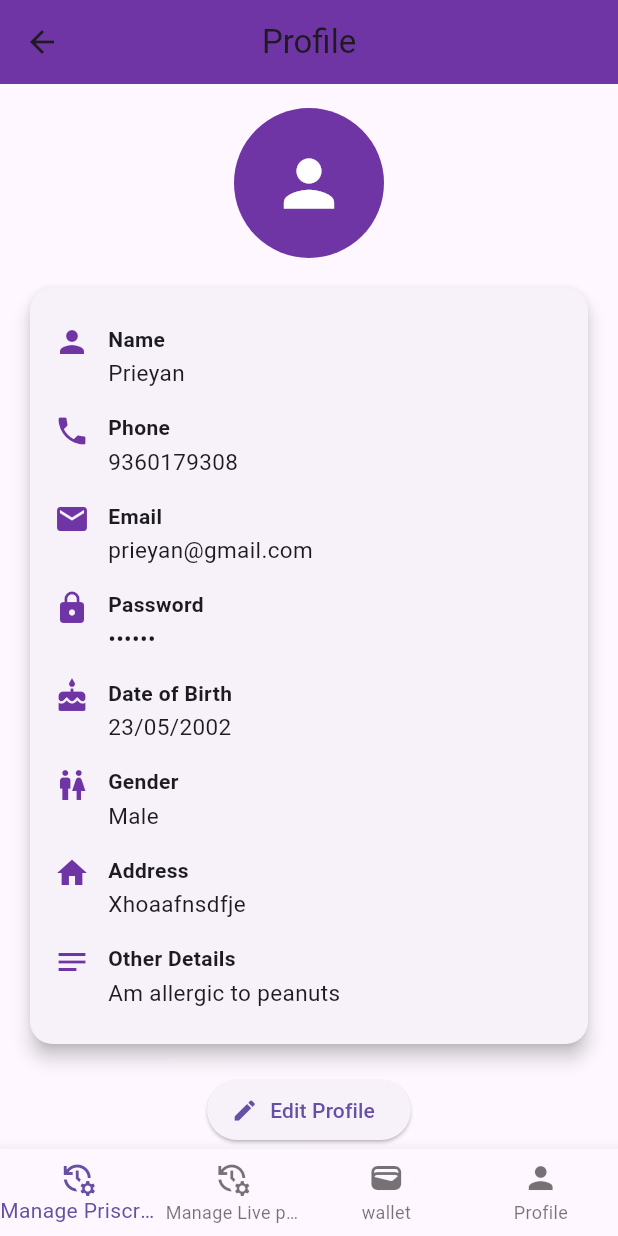
After one commit to Madan94/binorix_patient, a Flutter app: the MainScreen screen opened directly, on a phone screen of 412 x 824 dp. The commit adds this screen. Run offline on Flutter 3.47's test engine with Material 3 defaults, Android fonts, the phone set to English and light mode, and no system bars; our stand-ins replace flutter_secure_storage, flutter_svg, jwt_decoder; accounts and stored records are empty.

Commit message:
Add JWT authentication support and enhance profile management features

```diff
--- /dev/null
+++ b/lib/BottomNavigationBar/bottomnavigationbar.dart
@@ -0,0 +1,56 @@
+import 'package:flutter/material.dart';
+// import 'screens/home_screen.dart';
+// import 'screens/search_screen.dart';
+// import 'screens/notifications_screen.dart';
+import '../../Profile/profile_screen.dart';
+
+class MainScreen extends StatefulWidget {
+  const MainScreen({Key? key}) : super(key: key);
+
+  @override
+  State<MainScreen> createState() => _MainScreenState();
+}
+
+class _MainScreenState extends State<MainScreen> {
+  int _currentIndex = 0;
+
+  final List<Widget> _pages = [
+    ProfileScreen(),
+    // SearchScreen(),
+    // NotificationsScreen(),
+  ];
+
+  @override
+  Widget build(BuildContext context) {
+    return Scaffold(
+      body: _pages[_currentIndex],
+      bottomNavigationBar: BottomNavigationBar(
+        type: BottomNavigationBarType.fixed,
+        currentIndex: _currentIndex,
+        onTap: (index) {
+          setState(() {
+            _currentIndex = index;
+          });
+        },
+        items: const [
+          BottomNavigationBarItem(
+            icon: Icon(Icons.manage_history_outlined),
+            label: "Manage Priscription",
+          ),
+          BottomNavigationBarItem(
+            icon: Icon(Icons.manage_history_outlined),
+            label: "Manage Live priscription",
+          ),
+          BottomNavigationBarItem(
+            icon: Icon(Icons.wallet),
+            label: "wallet",
+          ),
+          BottomNavigationBarItem(
+            icon: Icon(Icons.person),
+            label: "Profile",
+          ),
+        ],
+      ),
+    );
+  }
+}
--- a/lib/Login/login_screen.dart
+++ b/lib/Login/login_screen.dart
@@ -5,7 +5,6 @@ import '../../responsive.dart';
 import '../../components/background.dart';
 import 'components/login_form.dart';
 import 'components/login_screen_top_image.dart';
-
 class LoginScreen extends StatelessWidget {
   const LoginScreen({Key? key}) : super(key: key);
 
--- /dev/null
+++ b/lib/Profile/components/profile_avatar.dart
@@ -0,0 +1,15 @@
+import 'package:flutter/material.dart';
+import '../../../../constants.dart';
+
+class ProfileAvatar extends StatelessWidget {
+  const ProfileAvatar({super.key});
+
+  @override
+  Widget build(BuildContext context) {
+    return CircleAvatar(
+      radius: 50,
+      backgroundColor: kPrimaryColor,
+      child: const Icon(Icons.person, size: 50, color: Colors.white),
+    );
+  }
+}
--- /dev/null
+++ b/lib/Profile/components/profile_info_card.dart
@@ -0,0 +1,35 @@
+import 'package:flutter/material.dart';
+import '../../../../constants.dart';
+import 'profile_info_row.dart';
+
+class ProfileInfoCard extends StatelessWidget {
+  final Map<String, dynamic> userData;
+
+  const ProfileInfoCard({super.key, required this.userData});
+
+  @override
+  Widget build(BuildContext context) {
+    return Card(
+      elevation: 5,
+      shape: RoundedRectangleBorder(
+        borderRadius: BorderRadius.circular(15),
+      ),
+      child: Padding(
+        padding: const EdgeInsets.all(defaultPadding),
+        child: Column(
+          crossAxisAlignment: CrossAxisAlignment.start,
+          children: [
+            ProfileInfoRow(icon: Icons.person, title: "Name", value: userData["name"]),
+            ProfileInfoRow(icon: Icons.phone, title: "Phone", value: userData["PhoneNumber"]),
+            ProfileInfoRow(icon: Icons.email, title: "Email", value: userData["email"]),
+            ProfileInfoRow(icon: Icons.lock, title: "Password", value: "••••••"),
+            ProfileInfoRow(icon: Icons.cake, title: "Date of Birth", value: userData["dob"]),
+            ProfileInfoRow(icon: Icons.wc, title: "Gender", value: userData["gender"]),
+            ProfileInfoRow(icon: Icons.home, title: "Address", value: userData["address"]),
+            ProfileInfoRow(icon: Icons.notes, title: "Other Details", value: userData["otherDetails"]),
+          ],
+        ),
+      ),
+    );
+  }
+}
--- /dev/null
+++ b/lib/Profile/components/profile_info_row.dart
@@ -0,0 +1,41 @@
+import 'package:flutter/material.dart';
+import '../../../../constants.dart';
+
+class ProfileInfoRow extends StatelessWidget {
+  final IconData icon;
+  final String title;
+  final String value;
+
+  const ProfileInfoRow({
+    super.key,
+    required this.icon,
+    required this.title,
+    required this.value,
+  });
+
+  @override
+  Widget build(BuildContext context) {
+    return Padding(
+      padding: const EdgeInsets.symmetric(vertical: 8),
+      child: Row(
+        crossAxisAlignment: CrossAxisAlignment.start,
+        children: [
+          Icon(icon, color: kPrimaryColor),
+          const SizedBox(width: 12),
+          Expanded(
+            child: Column(
+              crossAxisAlignment: CrossAxisAlignment.start,
+              children: [
+                Text(title,
+                    style: const TextStyle(
+                        fontWeight: FontWeight.bold, fontSize: 14)),
+                const SizedBox(height: 2),
+                Text(value, style: const TextStyle(fontSize: 15)),
+              ],
+            ),
+          ),
+        ],
+      ),
+    );
+  }
+}
--- /dev/null
+++ b/lib/Profile/profile_screen.dart
@@ -0,0 +1,48 @@
+import 'package:flutter/material.dart';
+import '../../../constants.dart';
+import 'components/profile_avatar.dart';
+import 'components/profile_info_card.dart';
+
+class ProfileScreen extends StatelessWidget {
+  final Map<String, dynamic> userData = {
+    "name": "Prieyan",
+    "PhoneNumber": "9360179308",
+    "email": "prieyan@gmail.com",
+    "password": "123456",
+    "dob": "23/05/2002",
+    "gender": "Male",
+    "address": "Xhoaafnsdfje",
+    "otherDetails": "Am allergic to peanuts",
+  };
+
+  ProfileScreen({super.key});
+
+  @override
+  Widget build(BuildContext context) {
+    return Scaffold(
+      appBar: AppBar(
+        title: const Text("Profile"),
+        centerTitle: true,
+        backgroundColor: kPrimaryColor,
+      ),
+      body: SingleChildScrollView(
+        padding: const EdgeInsets.all(defaultPadding),
+        child: Column(
+          children: [
+            const ProfileAvatar(), // ✅ reusable avatar widget
+            const SizedBox(height: defaultPadding),
+            ProfileInfoCard(userData: userData), // ✅ details card
+            const SizedBox(height: defaultPadding),
+            ElevatedButton.icon(
+              onPressed: () {
+                // TODO: Navigate to Edit Profile
+              },
+              icon: const Icon(Icons.edit),
+              label: const Text("Edit Profile"),
+            ),
+          ],
+        ),
+      ),
+    );
+  }
+}
--- a/pubspec.yaml
+++ b/pubspec.yaml
@@ -38,6 +38,7 @@ dependencies:
   web_socket_channel: ^3.0.3
   http: ^1.5.0
   flutter_secure_storage: ^9.2.4
+  jwt_decoder: ^2.0.1
 
 dev_dependencies:
   flutter_test:
```
Also changed, not shown: lib/Auth/jwt.dart (added, +25 -0 lines), lib/Login/components/login_form.dart (+47 -55 lines), 2 other files.
